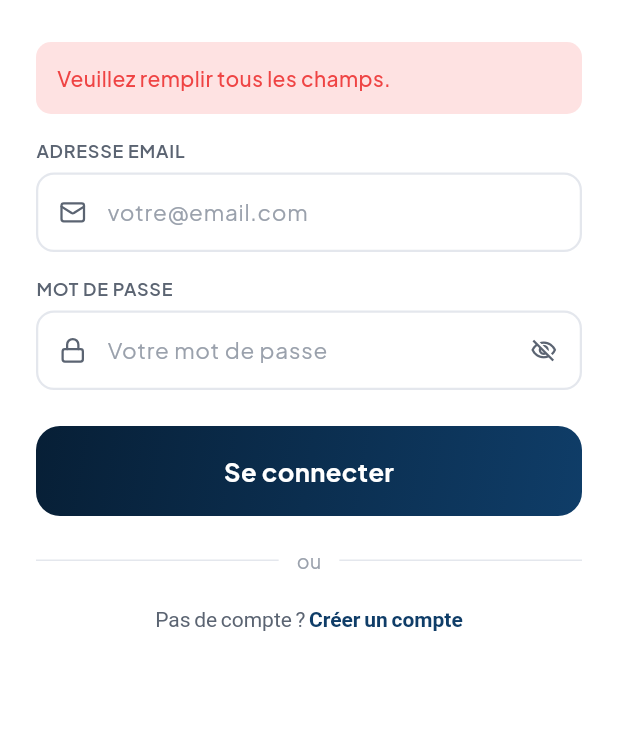
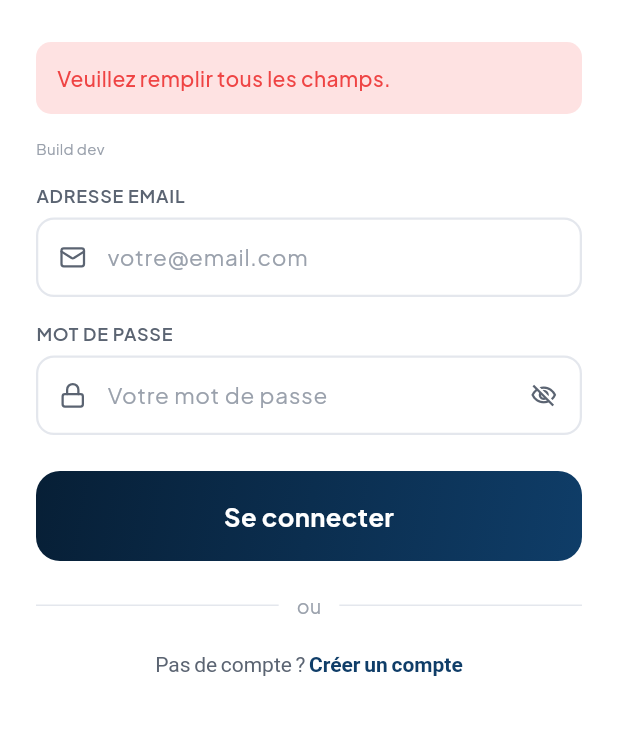
Before and after one commit to HDutrone/1FCV, a Flutter app: the LoginScreen screen opened by its route, after a tap on the "visibility" icon, after a tap on "Se connecter", on a phone screen of 412 x 824 dp, the part 354-1089 px from its top. Run offline on Flutter 3.47's test engine with Material 3 defaults, Android fonts, the phone set to English and light mode, and no system bars; our stand-ins replace cached_network_image, flutter_dotenv, flutter_riverpod, go_router, google_fonts, image_picker and 3 more; accounts and stored records are empty; network calls fail.

Commit message:
Add CI diagnostics for permission/network verification and visible build marker
Adds a build-SHA marker shown on auth error banners so we can confirm
exactly which build is running on a test device, plus CI steps that
dump the compiled release APK's permissions and check Supabase
reachability from the runner, to get hard evidence rather than
guesses when debugging the reported network failure.

Co-Authored-By: Claude Sonnet 5 <noreply@anthropic.com>
Claude-Session: https://claude.ai/code/session_01Vs7iA4Rv9QzDAmQzVv5krc

```diff
--- /dev/null
+++ b/lib/core/build_info.dart
@@ -0,0 +1 @@
+const String kBuildSha = String.fromEnvironment('BUILD_SHA', defaultValue: 'dev');
--- a/lib/screens/auth/login_screen.dart
+++ b/lib/screens/auth/login_screen.dart
@@ -3,6 +3,7 @@ import 'package:flutter_riverpod/flutter_riverpod.dart';
 import 'package:go_router/go_router.dart';
 import 'package:lucide_icons/lucide_icons.dart';
 
+import '../../core/build_info.dart';
 import '../../core/theme.dart';
 import '../../providers/auth_provider.dart';
 import '../../widgets/app_button.dart';
@@ -126,6 +127,11 @@ class _LoginScreenState extends ConsumerState<LoginScreen> {
                       decoration: BoxDecoration(color: AppColors.errorLight, borderRadius: BorderRadius.circular(10)),
                       child: Text(_error!, style: const TextStyle(color: AppColors.error, fontSize: 14, fontWeight: FontWeight.w500)),
                     ),
+                  if (_error != null)
+                    Padding(
+                      padding: const EdgeInsets.only(bottom: 16),
+                      child: Text('Build $kBuildSha', style: const TextStyle(color: AppColors.textTertiary, fontSize: 10)),
+                    ),
                   AppInput(
                     label: 'Adresse email',
                     placeholder: 'votre@email.com',
--- a/lib/screens/auth/register_screen.dart
+++ b/lib/screens/auth/register_screen.dart
@@ -3,6 +3,7 @@ import 'package:flutter_riverpod/flutter_riverpod.dart';
 import 'package:go_router/go_router.dart';
 import 'package:lucide_icons/lucide_icons.dart';
 
+import '../../core/build_info.dart';
 import '../../core/theme.dart';
 import '../../models/models.dart';
 import '../../providers/auth_provider.dart';
@@ -213,6 +214,11 @@ class _RegisterScreenState extends ConsumerState<RegisterScreen> {
                       decoration: BoxDecoration(color: AppColors.errorLight, borderRadius: BorderRadius.circular(10)),
                       child: Text(_error!, style: const TextStyle(color: AppColors.error, fontSize: 14, fontWeight: FontWeight.w500)),
                     ),
+                  if (_error != null)
+                    Padding(
+                      padding: const EdgeInsets.only(bottom: 16),
+                      child: Text('Build $kBuildSha', style: const TextStyle(color: AppColors.textTertiary, fontSize: 10)),
+                    ),
                   AppInput(
                     label: 'Nom complet',
                     placeholder: 'Votre nom',
```
Also changed, not shown: 1 other file.
